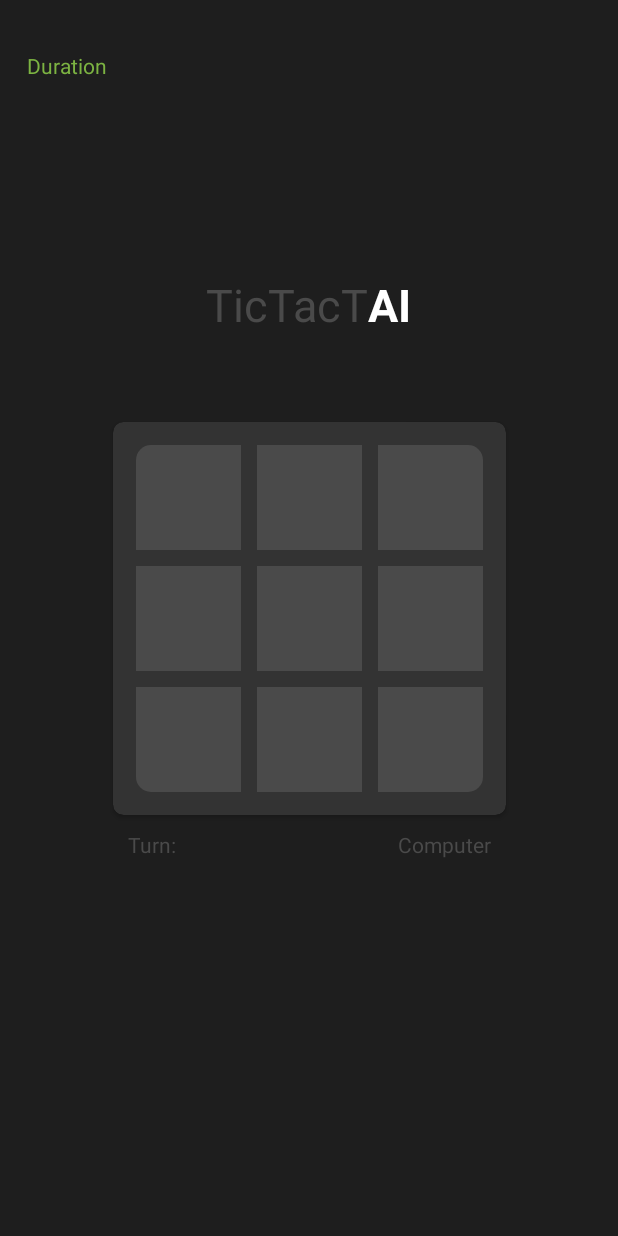
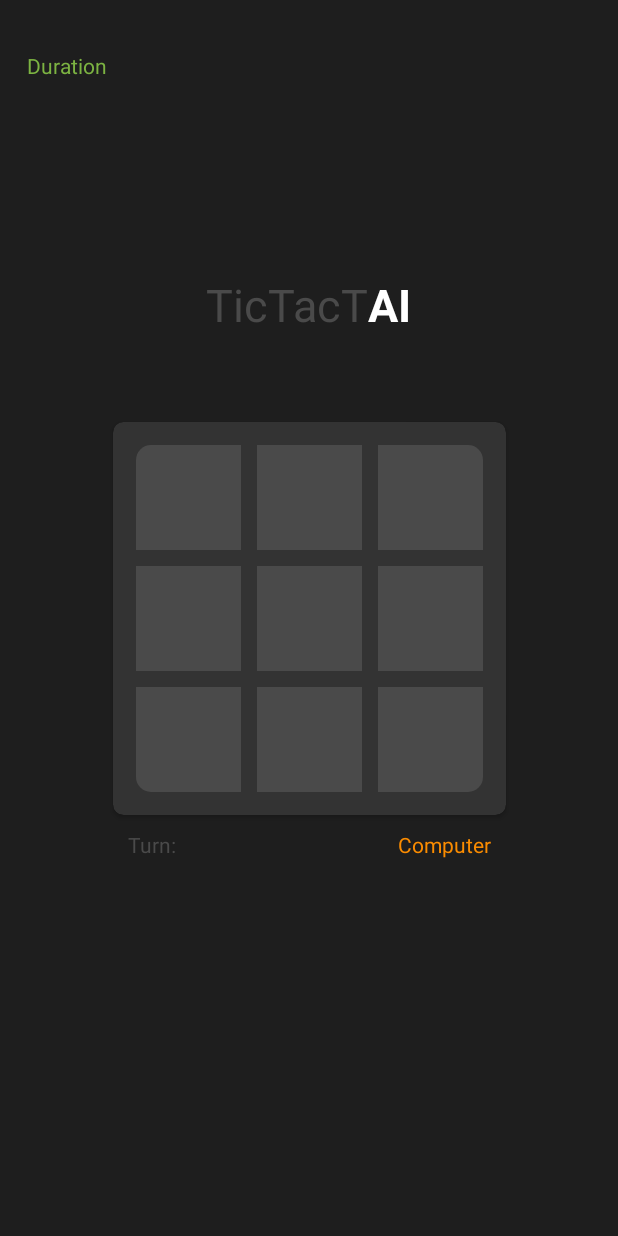
Before and after one commit to HasanMhdAmin/TicTacToe, an Android app: the screen it shows after launch (GameActivity), after a tap on "START GAME", on a phone screen of 412 x 824 dp. Run offline under Robolectric (Android 15) with nearby library versions, the phone set to English and light mode, and no system bars.

```diff
--- a/app/src/main/java/amin/mhd/hasan/tictactoe/controller/gameController/GameActivity.java
+++ b/app/src/main/java/amin/mhd/hasan/tictactoe/controller/gameController/GameActivity.java
@@ -87,18 +87,22 @@ public class GameActivity extends AppCompatActivity implements OnTileClickListen
     }
 
     private void startGame() {
-
+        int color = ContextCompat.getColor(this, R.color.player1);
         int randNumber = RandomUtils.getRandomIntInRange(1, 2);
         if (randNumber == 1) {
             // I will start first
+            color = ContextCompat.getColor(this, R.color.player1);
             playerNameTextView.setText(me.getPlayerName());
             currentPlayer = me;
         } else if (randNumber == 2) {
             // AI player
+            color = ContextCompat.getColor(this, R.color.player2);
             playerNameTextView.setText(computer.getPlayerName());
             currentPlayer = computer;
             computerNextStep();
         }
+        playerNameTextView.setTextColor(color);
+
     }
 
     private void computerNextStep() {
@@ -148,7 +152,7 @@ public class GameActivity extends AppCompatActivity implements OnTileClickListen
     public void onSelectValue(TileView tileView, ImageView imageView, int value) {
         Log.d(TAG, "onSelectValue: value: " + value);
         Log.d(TAG, "onSelectValue: currentPlayer: " + currentPlayer.getPlayerName());
-        if(me.getSelectedTiles().contains(value)||computer.getSelectedTiles().contains(value)){
+        if (me.getSelectedTiles().contains(value) || computer.getSelectedTiles().contains(value)) {
             // this means the user click on already selected tile, so i need to ignore this event.
             return;
         }
--- a/app/src/main/java/amin/mhd/hasan/tictactoe/controller/initialGame/InitActivity.java
+++ b/app/src/main/java/amin/mhd/hasan/tictactoe/controller/initialGame/InitActivity.java
@@ -48,8 +48,13 @@ public class InitActivity extends AppCompatActivity implements View.OnClickListe
         findViews();
 
         String playerName = StorageUtils.getPlayerName(this);
-        String welcomeMessage = getString(R.string.hi) + ", " + playerName;
-        welcome.setText(welcomeMessage);
+        if (playerName.length() == 0) {
+            ChangeNameDialog changeNameDialog = ChangeNameDialog.newInstance(StorageUtils.getPlayerName(this));
+            changeNameDialog.show(getSupportFragmentManager(), TAG);
+        } else {
+            String welcomeMessage = getString(R.string.hi) + ", " + playerName;
+            welcome.setText(welcomeMessage);
+        }
 
         String theme = StorageUtils.getTheme(this);
         if (theme.equals(StorageUtils.LIGHT))
--- a/app/src/main/res/layout/activity_init.xml
+++ b/app/src/main/res/layout/activity_init.xml
@@ -18,7 +18,7 @@
         android:layout_marginEnd="8dp"
         android:layout_marginRight="8dp"
         android:layout_marginBottom="8dp"
-        android:text="Hi, Hasan"
+        android:text="Hi,"
         android:textColor="?attr/baseTextColor"
         android:textSize="25sp"
         app:layout_constraintBottom_toTopOf="@+id/linearLayout"
--- a/app/src/main/res/layout/dialog_change_name.xml
+++ b/app/src/main/res/layout/dialog_change_name.xml
@@ -13,6 +13,7 @@
         android:layout_height="wrap_content"
         android:text="@string/your_name"
         android:textSize="20sp"
+        android:textColor="@color/textGray"
         android:textStyle="bold" />
 
 
@@ -30,8 +31,10 @@
             android:inputType="text"
             android:maxLength="30"
             android:maxLines="1"
+            android:focusable="true"
             android:padding="10dp"
             android:singleLine="true"
+            android:textColor="@color/textGray"
             android:theme="@style/NameEditText" />
 
     </RelativeLayout>
```
Also changed, not shown: app/src/main/AndroidManifest.xml (+5 -4 lines), app/src/main/res/layout/dialog_custom_progress.xml (+5 -7 lines).
